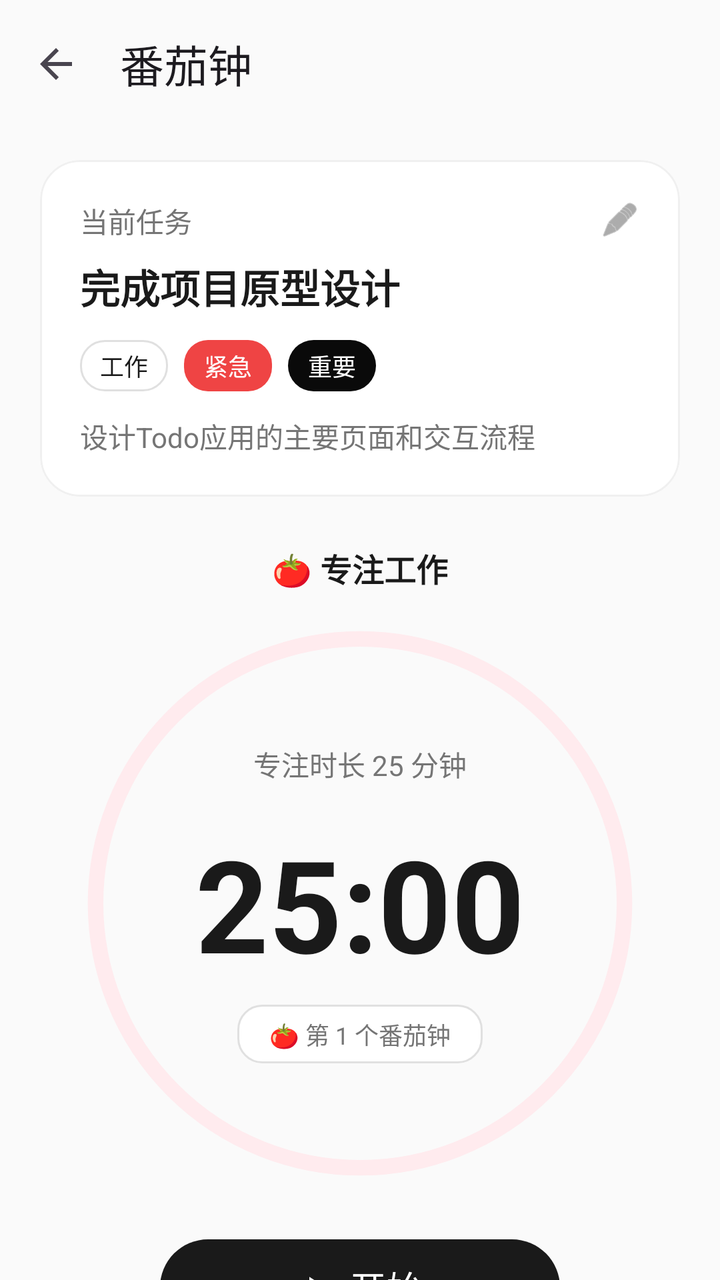
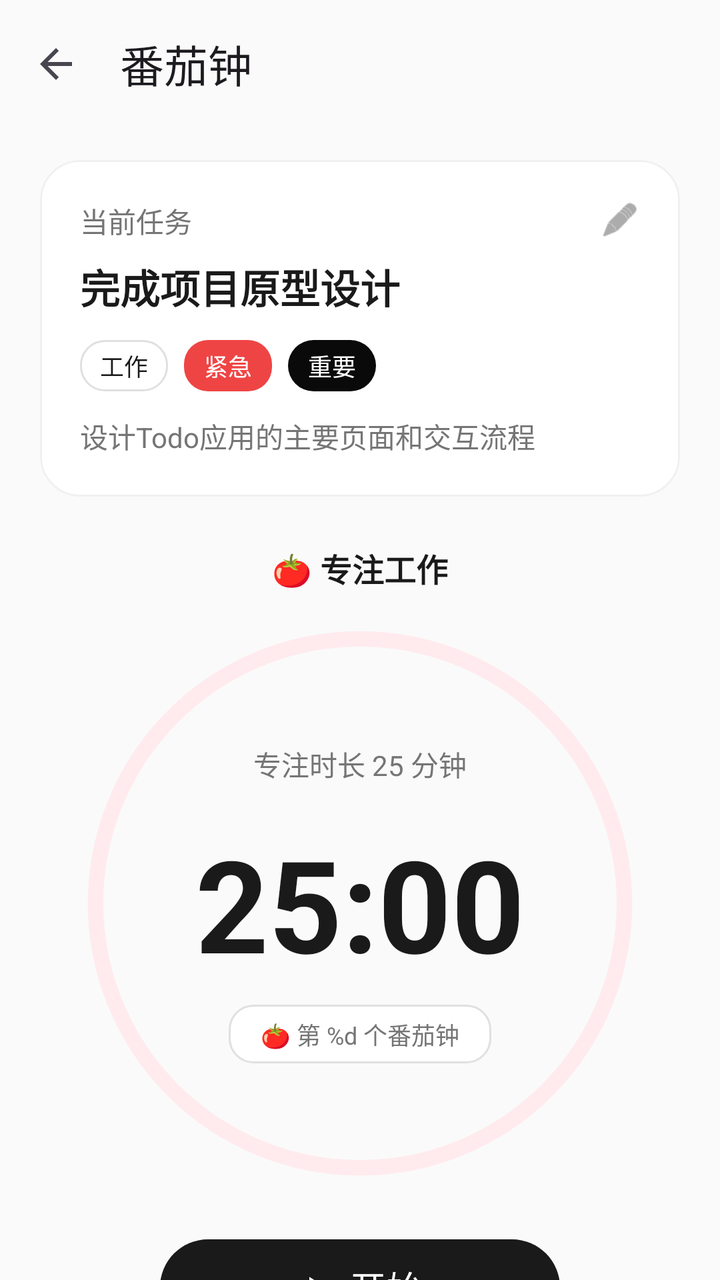

Screens rendered from an Android XML layout before and after an edit, with the pre-edit source and the edit as a unified diff.
<!-- AndroidManifest.xml: activity theme Theme.MyPotato -->
<!-- res/layout/activity_pomodoro.xml -->
<?xml version="1.0" encoding="utf-8"?>
<androidx.constraintlayout.widget.ConstraintLayout xmlns:android="http://schemas.android.com/apk/res/android"
    xmlns:app="http://schemas.android.com/apk/res-auto"
    xmlns:tools="http://schemas.android.com/tools"
    android:layout_width="match_parent"
    android:layout_height="match_parent"
    android:background="?android:attr/colorBackground">

    
    <androidx.appcompat.widget.Toolbar
        android:id="@+id/toolbar"
        android:layout_width="match_parent"
        android:layout_height="?attr/actionBarSize"
        app:layout_constraintTop_toTopOf="parent"
        app:navigationIcon="?attr/homeAsUpIndicator"
        app:title="@string/pomodoro_title"
        app:titleCentered="true">

        <LinearLayout
            android:layout_width="wrap_content"
            android:layout_height="match_parent"
            android:layout_gravity="end"
            android:gravity="center_vertical"
            android:orientation="horizontal"
            android:paddingEnd="16dp"
            tools:ignore="RtlSymmetry">
            
            <ImageView
                android:layout_width="24dp"
                android:layout_height="24dp"
                android:layout_marginEnd="16dp"
                android:src="@android:drawable/ic_lock_silent_mode_off"
                android:visibility="gone"
                app:tint="?attr/colorOnSurfaceVariant" />
            
            <ImageView
                android:layout_width="24dp"
                android:layout_height="24dp"
                android:src="@android:drawable/ic_menu_more"
                android:visibility="gone"
                app:tint="?attr/colorOnSurfaceVariant" />
        </LinearLayout>
    </androidx.appcompat.widget.Toolbar>

    <androidx.core.widget.NestedScrollView
        android:layout_width="match_parent"
        android:layout_height="0dp"
        app:layout_constraintTop_toBottomOf="@id/toolbar"
        app:layout_constraintBottom_toBottomOf="parent">

        <androidx.constraintlayout.widget.ConstraintLayout
            android:layout_width="match_parent"
            android:layout_height="wrap_content"
            android:paddingBottom="24dp">

            
            <com.google.android.material.card.MaterialCardView
                android:id="@+id/cardCurrentTask"
                android:layout_width="match_parent"
                android:layout_height="wrap_content"
                android:layout_marginHorizontal="20dp"
                android:layout_marginTop="16dp"
                app:cardBackgroundColor="?attr/colorSurface"
                app:cardCornerRadius="20dp"
                app:cardElevation="0dp"
                app:layout_constraintTop_toTopOf="parent">

                <androidx.constraintlayout.widget.ConstraintLayout
                    android:layout_width="match_parent"
                    android:layout_height="wrap_content"
                    android:padding="20dp">

                    <TextView
                        android:id="@+id/tvTaskLabel"
                        android:layout_width="wrap_content"
                        android:layout_height="wrap_content"
                        android:text="@string/pomodoro_current_task"
                        android:textColor="?attr/colorOnSurfaceVariant"
                        android:textSize="14sp"
                        app:layout_constraintStart_toStartOf="parent"
                        app:layout_constraintTop_toTopOf="parent" />

                    <ImageView
                        android:id="@+id/ivEditTask"
                        android:layout_width="20dp"
                        android:layout_height="20dp"
                        android:src="@android:drawable/ic_menu_edit"
                        app:layout_constraintEnd_toEndOf="parent"
                        app:layout_constraintTop_toTopOf="parent"
                        app:tint="?attr/colorOnSurfaceVariant" />

                    <TextView
                        android:id="@+id/tvTaskTitle"
                        android:layout_width="0dp"
                        android:layout_height="wrap_content"
                        android:layout_marginTop="8dp"
                        android:text="@string/pomodoro_task_title_placeholder"
                        android:textColor="?attr/colorOnSurface"
                        android:textSize="20sp"
                        android:textStyle="bold"
                        app:layout_constraintEnd_toEndOf="parent"
                        app:layout_constraintStart_toStartOf="parent"
                        app:layout_constraintTop_toBottomOf="@id/tvTaskLabel" />

                    <LinearLayout
                        android:id="@+id/llTags"
                        android:layout_width="match_parent"
                        android:layout_height="wrap_content"
                        android:layout_marginTop="12dp"
                        android:orientation="horizontal"
                        app:layout_constraintTop_toBottomOf="@id/tvTaskTitle">

                        <TextView
                            android:id="@+id/tvTagType"
                            android:layout_width="wrap_content"
                            android:layout_height="wrap_content"
                            android:background="@drawable/bg_tag_type"
                            android:paddingHorizontal="10dp"
                            android:paddingVertical="4dp"
                            android:text="@string/pomodoro_tag_work"
                            android:textColor="?attr/colorOnSurface"
                            android:textSize="12sp" />

                        <TextView
                            android:id="@+id/tvTagUrgent"
                            android:layout_width="wrap_content"
                            android:layout_height="wrap_content"
                            android:layout_marginStart="8dp"
                            android:background="@drawable/bg_tag_urgent"
                            android:paddingHorizontal="10dp"
                            android:paddingVertical="4dp"
                            android:text="@string/pomodoro_tag_urgent"
                            android:textColor="?attr/colorOnPrimary"
                            android:textSize="12sp" />

                        <TextView
                            android:id="@+id/tvTagImportant"
                            android:layout_width="wrap_content"
                            android:layout_height="wrap_content"
                            android:layout_marginStart="8dp"
                            android:background="@drawable/bg_button_black"
                            android:paddingHorizontal="10dp"
                            android:paddingVertical="4dp"
                            android:text="@string/pomodoro_tag_important"
                            android:textColor="?attr/colorOnPrimary"
                            android:textSize="12sp" />
                    </LinearLayout>

                    <TextView
                        android:id="@+id/tvTaskDesc"
                        android:layout_width="0dp"
                        android:layout_height="wrap_content"
                        android:layout_marginTop="12dp"
                        android:text="@string/pomodoro_task_desc_placeholder"
                        android:textColor="?attr/colorOnSurfaceVariant"
                        android:textSize="14sp"
                        app:layout_constraintEnd_toEndOf="parent"
                        app:layout_constraintStart_toStartOf="parent"
                        app:layout_constraintTop_toBottomOf="@id/llTags" />

                </androidx.constraintlayout.widget.ConstraintLayout>
            </com.google.android.material.card.MaterialCardView>

            
            <TextView
                android:id="@+id/tvFocusState"
                android:layout_width="wrap_content"
                android:layout_height="wrap_content"
                android:layout_marginTop="24dp"
                android:text="@string/pomodoro_state_focus"
                android:textColor="?attr/colorOnSurface"
                android:textSize="16sp"
                android:textStyle="bold"
                app:layout_constraintEnd_toEndOf="parent"
                app:layout_constraintStart_toStartOf="parent"
                app:layout_constraintTop_toBottomOf="@id/cardCurrentTask" />

            
            <androidx.constraintlayout.widget.ConstraintLayout
                android:id="@+id/clTimerArea"
                android:layout_width="280dp"
                android:layout_height="280dp"
                android:layout_marginTop="16dp"
                app:layout_constraintEnd_toEndOf="parent"
                app:layout_constraintStart_toStartOf="parent"
                app:layout_constraintTop_toBottomOf="@id/tvFocusState">

                <com.google.android.material.progressindicator.CircularProgressIndicator
                    android:id="@+id/progressTimer"
                    android:layout_width="match_parent"
                    android:layout_height="match_parent"
                    android:max="1500"
                    android:progress="1500"
                    app:indicatorColor="?attr/colorError"
                    app:indicatorSize="280dp"
                    app:trackColor="#FFEBEE"
                    app:trackCornerRadius="5dp"
                    app:trackThickness="8dp" />

                <TextView
                    android:id="@+id/tvFocusDurationHint"
                    android:layout_width="wrap_content"
                    android:layout_height="wrap_content"
                    android:layout_marginTop="60dp"
                    android:text="@string/pomodoro_duration_hint"
                    android:textColor="?attr/colorOnSurfaceVariant"
                    android:textSize="14sp"
                    app:layout_constraintEnd_toEndOf="parent"
                    app:layout_constraintStart_toStartOf="parent"
                    app:layout_constraintTop_toTopOf="parent" />

                <TextView
                    android:id="@+id/tvTimer"
                    android:layout_width="wrap_content"
                    android:layout_height="wrap_content"
                    android:text="@string/pomodoro_default_time"
                    android:textColor="?attr/colorOnSurface"
                    android:textSize="64sp"
                    android:textStyle="bold"
                    app:layout_constraintBottom_toBottomOf="parent"
                    app:layout_constraintEnd_toEndOf="parent"
                    app:layout_constraintStart_toStartOf="parent"
                    app:layout_constraintTop_toTopOf="parent" />

                <TextView
                    android:id="@+id/tvPomodoroCount"
                    android:layout_width="wrap_content"
                    android:layout_height="wrap_content"
                    android:layout_marginBottom="60dp"
                    android:background="@drawable/bg_tag_type"
                    android:paddingHorizontal="16dp"
                    android:paddingVertical="6dp"
                    android:text="@string/pomodoro_count_hint"
                    android:textColor="?attr/colorOnSurfaceVariant"
                    android:textSize="12sp"
                    app:layout_constraintBottom_toBottomOf="parent"
                    app:layout_constraintEnd_toEndOf="parent"
                    app:layout_constraintStart_toStartOf="parent" />

            </androidx.constraintlayout.widget.ConstraintLayout>

            
            <com.google.android.material.button.MaterialButton
                android:id="@+id/btnToggle"
                android:layout_width="200dp"
                android:layout_height="56dp"
                android:layout_marginTop="24dp"
                android:text="@string/pomodoro_btn_start"
                android:textColor="?attr/colorOnPrimary"
                android:textSize="18sp"
                app:icon="@drawable/ic_play_24dp"
                app:iconTint="?attr/colorOnPrimary"
                app:iconGravity="textStart"
                app:backgroundTint="?attr/colorOnSurface"
                app:cornerRadius="28dp"
                app:layout_constraintEnd_toEndOf="parent"
                app:layout_constraintStart_toStartOf="parent"
                app:layout_constraintTop_toBottomOf="@id/clTimerArea" />

            <com.google.android.material.button.MaterialButton
                android:id="@+id/btnReset"
                style="@style/Widget.MaterialComponents.Button.OutlinedButton"
                android:layout_width="200dp"
                android:layout_height="56dp"
                android:layout_marginTop="12dp"
                android:text="@string/pomodoro_btn_reset"
                android:textColor="?attr/colorOnSurface"
                android:textSize="18sp"
                app:icon="@drawable/ic_reset_24dp"
                app:iconTint="?attr/colorOnSurface"
                app:iconGravity="textStart"
                app:cornerRadius="28dp"
                app:layout_constraintEnd_toEndOf="parent"
                app:layout_constraintStart_toStartOf="parent"
                app:layout_constraintTop_toBottomOf="@id/btnToggle"
                app:strokeColor="?attr/colorOutline" />

        </androidx.constraintlayout.widget.ConstraintLayout>
    </androidx.core.widget.NestedScrollView>

</androidx.constraintlayout.widget.ConstraintLayout>
<!-- resources referenced by this layout -->
<resources>
  <!-- drawable bg_button_black (drawable) -->
  <?xml version="1.0" encoding="utf-8"?>
  <shape xmlns:android="http://schemas.android.com/apk/res/android" android:shape="rectangle">
      <solid android:color="#0A0A0A" />
      <corners android:radius="28dp" />
  </shape>
  <!-- drawable bg_tag_type (drawable) -->
  <?xml version="1.0" encoding="utf-8"?>
  <shape xmlns:android="http://schemas.android.com/apk/res/android" android:shape="rectangle">
      <solid android:color="?attr/colorSurface" />
      <corners android:radius="12dp" />
      <stroke android:width="1dp" android:color="?attr/colorOutline" />
  </shape>
  <!-- drawable bg_tag_urgent (drawable) -->
  <?xml version="1.0" encoding="utf-8"?>
  <shape xmlns:android="http://schemas.android.com/apk/res/android" android:shape="rectangle">
      <solid android:color="#EF4444" />
      <corners android:radius="12dp" />
  </shape>
  <!-- drawable ic_play_24dp (drawable) -->
  <vector xmlns:android="http://schemas.android.com/apk/res/android"
      android:width="24dp"
      android:height="24dp"
      android:viewportWidth="24"
      android:viewportHeight="24">
      <path
          android:fillColor="#FF000000"
          android:pathData="M8,5v14l11,-7z" />
  </vector>
  <!-- drawable ic_reset_24dp (drawable) -->
  <vector xmlns:android="http://schemas.android.com/apk/res/android"
      android:width="24dp"
      android:height="24dp"
      android:viewportWidth="24"
      android:viewportHeight="24">
      <path
          android:fillColor="#FF000000"
          android:pathData="M17.65,6.35C16.2,4.9 14.21,4 12,4c-4.42,0 -7.99,3.58 -7.99,8s3.57,8 7.99,8c3.73,0 6.84,-2.55 7.73,-6h-2.08c-0.82,2.33 -3.04,4 -5.65,4 -3.31,0 -6,-2.69 -6,-6s2.69,-6 6,-6c1.66,0 3.14,0.69 4.22,1.78L13,11h7V4l-2.35,2.35z" />
  </vector>
  <string name="pomodoro_btn_reset">重置</string>
  <string name="pomodoro_btn_start">开始</string>
  <string name="pomodoro_count_hint">🍅 第 1 个番茄钟</string>
  <string name="pomodoro_current_task">当前任务</string>
  <string name="pomodoro_default_time">25:00</string>
  <string name="pomodoro_duration_hint">专注时长 25 分钟</string>
  <string name="pomodoro_state_focus">🍅 专注工作</string>
  <string name="pomodoro_tag_important">重要</string>
  <string name="pomodoro_tag_urgent">紧急</string>
  <string name="pomodoro_tag_work">工作</string>
  <string name="pomodoro_task_desc_placeholder">设计Todo应用的主要页面和交互流程</string>
  <string name="pomodoro_task_title_placeholder">完成项目原型设计</string>
  <string name="pomodoro_title">番茄钟</string>
  <style name="Theme.MyPotato" parent="Base.Theme.MyPotato" />
  <color name="brand_indigo">#03A9F4</color>
  <color name="brand_fab_bg">#E8EAF6</color>
  <color name="white">#FFFFFFFF</color>
  <color name="teal_700">#FF167C74</color>
  <color name="page_bg_light">#FAFAFA</color>
  <color name="card_bg_white">#FFFFFF</color>
  <color name="warm_surface_variant">#F5F5F5</color>
  <color name="text_primary">#1A1A1A</color>
  <color name="text_secondary">#757575</color>
  <color name="outline_strong">#E0E0E0</color>
  <color name="outline_soft">#F0F0F0</color>
  <color name="state_error_red">#EF4444</color>
  <style name="Widget.MyPotato.CheckBox" parent="Widget.Material3.CompoundButton.CheckBox">
          <item name="android:button">@drawable/sel_checkbox_circle</item>
          <item name="buttonTint">@null</item>
          <item name="useMaterialThemeColors">false</item>
      </style>
  <color name="overlay">#F0F0F0</color>
  <color name="task_done_green">@color/state_success_green</color>
  <!-- drawable ic_check_white (drawable) -->
  <vector xmlns:android="http://schemas.android.com/apk/res/android"
      android:width="24dp"
      android:height="24dp"
      android:viewportWidth="24"
      android:viewportHeight="24">
      <path
          android:pathData="M9 16.17L4.83 12l-1.42 1.41L9 19 21 7l-1.41-1.41z"
          android:fillColor="#FFFFFF" />
  </vector>
  <color name="state_success_green">#10B981</color>
  <!-- unchanged entries left out for length: 2 -->
</resources>

<!-- the commit's change to res/layout/activity_pomodoro.xml (unified diff, before → after) -->
@@ -275,6 +275,37 @@
                 app:layout_constraintTop_toBottomOf="@id/btnToggle"
                 app:strokeColor="?attr/colorOutline" />
 
+            <LinearLayout
+                android:id="@+id/llSecondaryActions"
+                android:layout_width="0dp"
+                android:layout_height="wrap_content"
+                android:layout_marginTop="4dp"
+                android:gravity="center"
+                android:orientation="horizontal"
+                app:layout_constraintEnd_toEndOf="parent"
+                app:layout_constraintStart_toStartOf="parent"
+                app:layout_constraintTop_toBottomOf="@id/btnReset"
+                app:layout_constraintWidth_max="280dp">
+
+                <com.google.android.material.button.MaterialButton
+                    android:id="@+id/btnSkipPhase"
+                    style="@style/Widget.MaterialComponents.Button.TextButton"
+                    android:layout_width="0dp"
+                    android:layout_height="wrap_content"
+                    android:layout_weight="1"
+                    android:text="@string/pomodoro_btn_skip"
+                    android:textColor="?attr/colorOnSurfaceVariant" />
+
+                <com.google.android.material.button.MaterialButton
+                    android:id="@+id/btnEndSession"
+                    style="@style/Widget.MaterialComponents.Button.TextButton"
+                    android:layout_width="0dp"
+                    android:layout_height="wrap_content"
+                    android:layout_weight="1"
+                    android:text="@string/pomodoro_btn_end_early"
+                    android:textColor="?attr/colorOnSurfaceVariant" />
+            </LinearLayout>
+
         </androidx.constraintlayout.widget.ConstraintLayout>
     </androidx.core.widget.NestedScrollView>
 
<!-- resource entries referenced after the edit -->
@@ -39,9 +39,11 @@
           android:fillColor="#FF000000"
           android:pathData="M17.65,6.35C16.2,4.9 14.21,4 12,4c-4.42,0 -7.99,3.58 -7.99,8s3.57,8 7.99,8c3.73,0 6.84,-2.55 7.73,-6h-2.08c-0.82,2.33 -3.04,4 -5.65,4 -3.31,0 -6,-2.69 -6,-6s2.69,-6 6,-6c1.66,0 3.14,0.69 4.22,1.78L13,11h7V4l-2.35,2.35z" />
   </vector>
+  <string name="pomodoro_btn_end_early">提前结束</string>
   <string name="pomodoro_btn_reset">重置</string>
+  <string name="pomodoro_btn_skip">跳过本阶段</string>
   <string name="pomodoro_btn_start">开始</string>
-  <string name="pomodoro_count_hint">🍅 第 1 个番茄钟</string>
+  <string name="pomodoro_count_hint">🍅 第 %d 个番茄钟</string>
   <string name="pomodoro_current_task">当前任务</string>
   <string name="pomodoro_default_time">25:00</string>
   <string name="pomodoro_duration_hint">专注时长 25 分钟</string>
